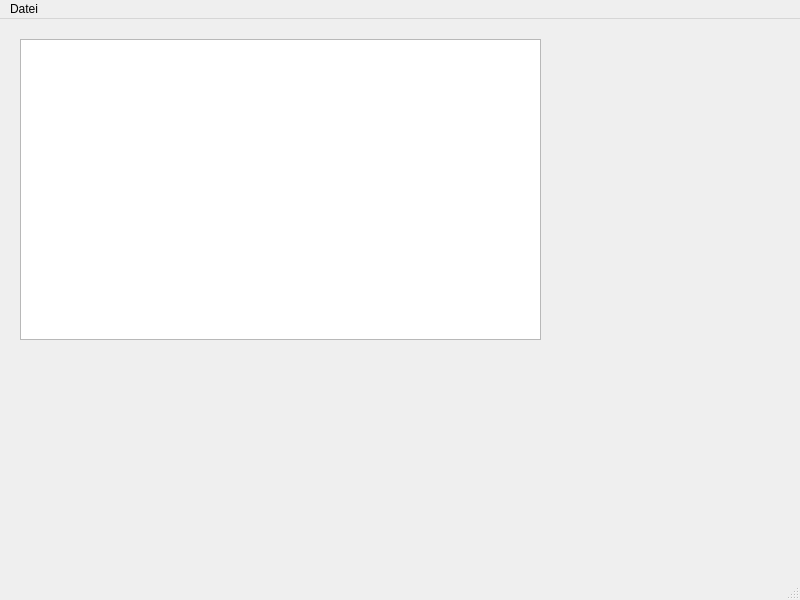
Above: mainwindow.ui from nudeldunker/PIC before the change. Below: the same form after it.
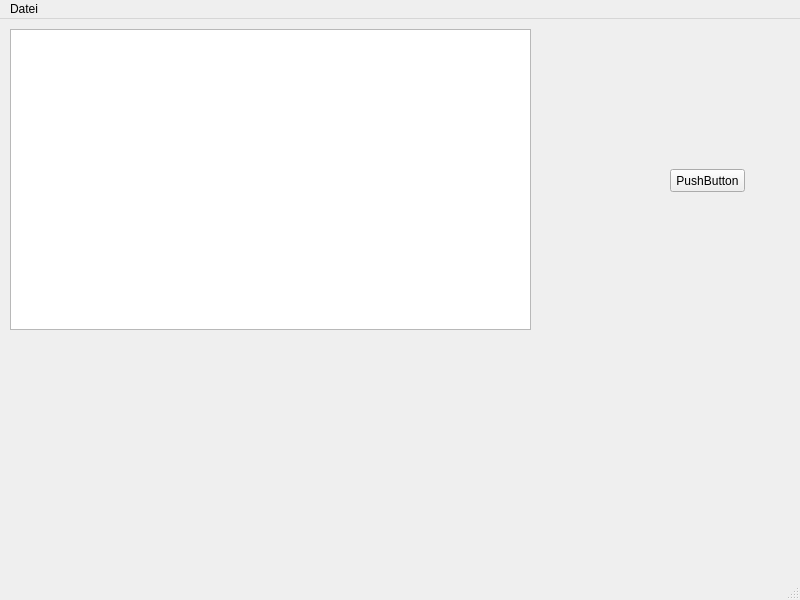
That is the form after the change.

Diff of the .ui file:
```diff
--- a/mainwindow.ui
+++ b/mainwindow.ui
@@ -17,8 +17,8 @@
    <widget class="QPushButton" name="pushButton">
     <property name="geometry">
      <rect>
-      <x>220</x>
-      <y>160</y>
+      <x>670</x>
+      <y>150</y>
       <width>75</width>
       <height>23</height>
      </rect>
@@ -30,8 +30,8 @@
    <widget class="QTableView" name="regView">
     <property name="geometry">
      <rect>
-      <x>20</x>
-      <y>20</y>
+      <x>10</x>
+      <y>10</y>
       <width>521</width>
       <height>301</height>
      </rect>
```
